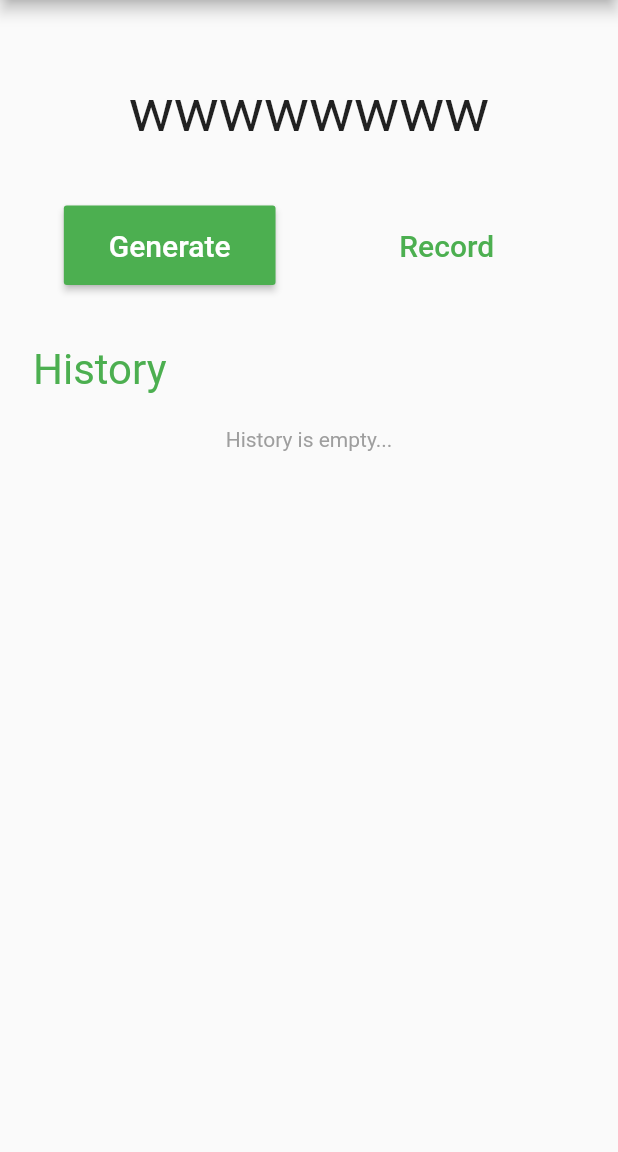
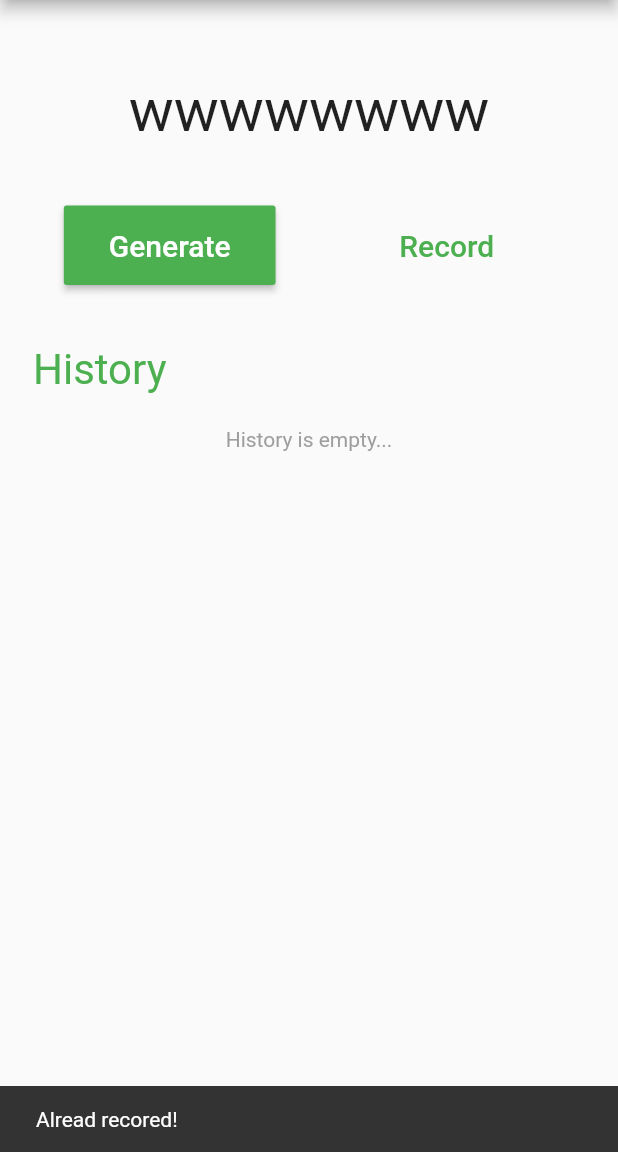
Before and after one commit to musicq/Password-Manger, a Flutter app: the screen it shows after launch, after a tap on "Record", on a phone screen of 412 x 824 dp, the part 84-1236 px from its top. Run offline on Flutter 3.47's test engine with Material 2 defaults, Android fonts, the phone set to English and light mode, and no system bars.

Commit message:
refactor: separate history out

```diff
--- a/lib/pages/Home/Home.dart
+++ b/lib/pages/Home/Home.dart
@@ -3,6 +3,8 @@ import 'dart:async';
 import 'package:flutter/material.dart';
 import 'package:flutter/services.dart';
 import 'package:scb_pwd_mgr/service.dart';
+import 'package:scb_pwd_mgr/widgets/Display/Display.dart';
+import 'package:scb_pwd_mgr/widgets/History/History.dart';
 
 class Home extends StatefulWidget {
   Home({Key key}) : super(key: key);
@@ -22,115 +24,6 @@ class _HomeState extends State<Home> {
 
     readPwd().then((persistPwd) => setState(() => pwd = persistPwd));
     onUpdateHistory();
-  }
-
-  @override
-  Widget build(BuildContext context) {
-    final hasHistory = history.length != 0;
-
-    return Center(
-      child: Padding(
-        padding: EdgeInsets.only(top: 50),
-        child: Column(
-          children: <Widget>[
-            Padding(
-              padding: EdgeInsets.only(bottom: 40),
-              child: GestureDetector(
-                onTap: onCopy,
-                child: Tooltip(
-                  message: 'Tap to copy',
-                  child: Text(
-                    pwd,
-                    style: TextStyle(fontSize: 40),
-                  ),
-                ),
-              ),
-            ),
-            Row(
-              mainAxisAlignment: MainAxisAlignment.spaceEvenly,
-              children: <Widget>[
-                RaisedButton(
-                  padding: EdgeInsets.symmetric(vertical: 15, horizontal: 30),
-                  child: Text(
-                    'Generate',
-                    style: TextStyle(color: Colors.white, fontSize: 20),
-                  ),
-                  color: Colors.green,
-                  onPressed: onRegenerate,
-                ),
-                MaterialButton(
-                  padding: EdgeInsets.symmetric(vertical: 15, horizontal: 40),
-                  child: Text(
-                    'Record',
-                    style: TextStyle(color: Colors.green, fontSize: 20),
-                  ),
-                  onPressed: onRecord,
-                ),
-              ],
-            ),
-            Expanded(
-              child: Padding(
-                padding: EdgeInsets.only(top: 40),
-                child: Column(
-                  children: <Widget>[
-                    Align(
-                      alignment: Alignment.centerLeft,
-                      child: Padding(
-                        padding: EdgeInsets.only(left: 22, bottom: 22),
-                        child: Text(
-                          'History',
-                          style: TextStyle(color: Colors.green, fontSize: 28),
-                        ),
-                      ),
-                    ),
-                    Expanded(
-                      child: hasHistory
-                          ? ListView.builder(
-                              padding: const EdgeInsets.all(8),
-                              itemCount: history.length,
-                              itemBuilder: (BuildContext context, int index) {
-                                final content = history[index];
-
-                                return ListTile(
-                                  key: Key(content),
-                                  title: Text(content),
-                                  onTap: () => onTapTile(content, index),
-                                  trailing: selectedIdx != index
-                                      ? null
-                                      : Text(
-                                          'Copied',
-                                          style: TextStyle(color: Colors.green),
-                                        ),
-                                );
-                              },
-                            )
-                          : Text(
-                              "History is empty...",
-                              style: TextStyle(color: Colors.grey),
-                            ),
-                    ),
-                  ],
-                ),
-              ),
-            ),
-            Padding(
-              padding: EdgeInsets.only(bottom: 40, top: 20),
-              child: hasHistory
-                  ? MaterialButton(
-                      padding:
-                          EdgeInsets.symmetric(vertical: 20, horizontal: 40),
-                      child: Text(
-                        'Clear History',
-                        style: TextStyle(color: Colors.red),
-                      ),
-                      onPressed: onClearHistory,
-                    )
-                  : null,
-            )
-          ],
-        ),
-      ),
-    );
   }
 
   onRegenerate() async {
@@ -170,7 +63,17 @@ class _HomeState extends State<Home> {
   }
 
   void onRecord() async {
-    await record(pwd);
+    final res = await record(pwd);
+
+    if (res == null) {
+      Scaffold.of(context).showSnackBar(
+        SnackBar(
+          content: Text('Alread recored!'),
+          duration: Duration(milliseconds: 1000),
+        ),
+      );
+    }
+
     onUpdateHistory();
   }
 
@@ -202,4 +105,61 @@ class _HomeState extends State<Home> {
       },
     );
   }
+
+  @override
+  Widget build(BuildContext context) {
+    final hasHistory = history.length != 0;
+
+    return Center(
+      child: Padding(
+        padding: EdgeInsets.only(top: 50),
+        child: Column(
+          children: <Widget>[
+            Display(content: pwd, onTap: onCopy),
+            Row(
+              mainAxisAlignment: MainAxisAlignment.spaceEvenly,
+              children: <Widget>[
+                RaisedButton(
+                  padding: EdgeInsets.symmetric(vertical: 15, horizontal: 30),
+                  child: Text(
+                    'Generate',
+                    style: TextStyle(color: Colors.white, fontSize: 20),
+                  ),
+                  color: Colors.green,
+                  onPressed: onRegenerate,
+                ),
+                MaterialButton(
+                  padding: EdgeInsets.symmetric(vertical: 15, horizontal: 40),
+                  child: Text(
+                    'Record',
+                    style: TextStyle(color: Colors.green, fontSize: 20),
+                  ),
+                  onPressed: onRecord,
+                ),
+              ],
+            ),
+            History(
+              history: history,
+              selectedIdx: selectedIdx,
+              onTapTile: onTapTile,
+            ),
+            Padding(
+              padding: EdgeInsets.only(bottom: 40, top: 20),
+              child: hasHistory
+                  ? MaterialButton(
+                      padding:
+                          EdgeInsets.symmetric(vertical: 20, horizontal: 40),
+                      child: Text(
+                        'Clear History',
+                        style: TextStyle(color: Colors.red),
+                      ),
+                      onPressed: onClearHistory,
+                    )
+                  : null,
+            )
+          ],
+        ),
+      ),
+    );
+  }
 }
--- /dev/null
+++ b/lib/widgets/Display/Display.dart
@@ -0,0 +1,25 @@
+import 'package:flutter/material.dart';
+
+class Display extends StatelessWidget {
+  final String content;
+  final void Function({String content}) onTap;
+
+  Display({Key key, this.content, this.onTap}) : super(key: key);
+
+  @override
+  Widget build(BuildContext context) {
+    return Padding(
+      padding: EdgeInsets.only(bottom: 40),
+      child: GestureDetector(
+        onTap: onTap,
+        child: Tooltip(
+          message: 'Tap to copy',
+          child: Text(
+            content,
+            style: TextStyle(fontSize: 40),
+          ),
+        ),
+      ),
+    );
+  }
+}
--- /dev/null
+++ b/lib/widgets/History/History.dart
@@ -0,0 +1,61 @@
+import 'package:flutter/material.dart';
+
+class History extends StatelessWidget {
+  final List<String> history;
+  final int selectedIdx;
+  final void Function(String content, int index) onTapTile;
+
+  History({Key key, this.history, this.selectedIdx, this.onTapTile})
+      : super(key: key);
+
+  @override
+  Widget build(BuildContext context) {
+    final hasHistory = history.length != 0;
+
+    return Expanded(
+      child: Padding(
+        padding: EdgeInsets.only(top: 40),
+        child: Column(
+          children: <Widget>[
+            Align(
+              alignment: Alignment.centerLeft,
+              child: Padding(
+                padding: EdgeInsets.only(left: 22, bottom: 22),
+                child: Text(
+                  'History',
+                  style: TextStyle(color: Colors.green, fontSize: 28),
+                ),
+              ),
+            ),
+            Expanded(
+              child: hasHistory
+                  ? ListView.builder(
+                      padding: const EdgeInsets.all(8),
+                      itemCount: history.length,
+                      itemBuilder: (BuildContext context, int index) {
+                        final content = history[index];
+
+                        return ListTile(
+                          key: Key(content),
+                          title: Text(content),
+                          onTap: () => onTapTile(content, index),
+                          trailing: selectedIdx != index
+                              ? null
+                              : Text(
+                                  'Copied',
+                                  style: TextStyle(color: Colors.green),
+                                ),
+                        );
+                      },
+                    )
+                  : Text(
+                      "History is empty...",
+                      style: TextStyle(color: Colors.grey),
+                    ),
+            ),
+          ],
+        ),
+      ),
+    );
+  }
+}
```
